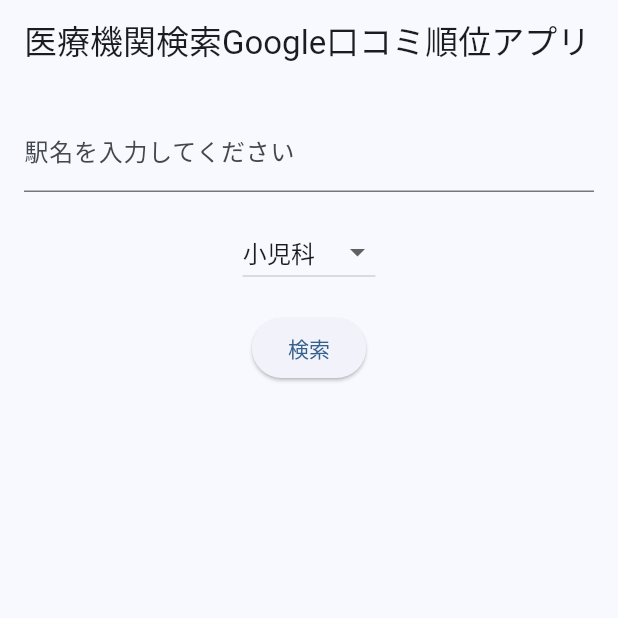
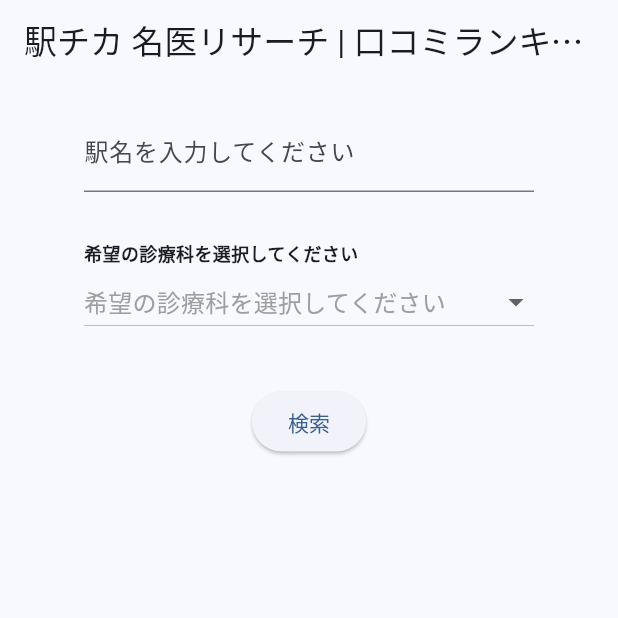
Before and after one commit to nyanyacyan/gm_reviews_search_doctor_app, a Flutter app: the screen it shows after launch, on a phone screen of 412 x 824 dp, the top half of it. Run offline on Flutter 3.47's test engine with Material 3 defaults, Android fonts, the light colour scheme and no system bars; our stand-ins replace flutter_dotenv.

Commit message:
入力欄の調整、ドロップダウンの調整

```diff
--- a/lib/main.dart
+++ b/lib/main.dart
@@ -74,7 +74,7 @@ class _SearchScreenState extends State<SearchScreen> {
   // 変数名は小文字から始めるのが一般的でキャメルケースで定義するのが一般的
   final TextEditingController _stationController = TextEditingController();
 
-  String _selectedType = '小児科';
+  String? _selectedType = null;
 
   // Mapは辞書データ dynamic型は全ての型を受け入れることができる
   // _placesは医療機関の情報を格納するための変数
@@ -183,43 +183,71 @@ class _SearchScreenState extends State<SearchScreen> {
         // childrenはColumnの子ウィジェットを指定するためのプロパティ
         child: Column(
           children: [
-            // TextFieldはテキスト入力フィールドを作成するウィジェッÏト
-            TextField(
+            // TextFieldはテキスト入力フィールドを作成するためのウィジェット
+            SizedBox(
+              width: 300, // 幅を調整
+              child: TextField(
                 controller: _stationController,
                 decoration: const InputDecoration(
                   labelText: AppStrings.searchHint,
                 ),
               ),
+            ),
 
             // 余白を作るためのウィジェット
-            const SizedBox(height: 16.0),
+            const SizedBox(height: 32.0),
+
+            Center(
+              child: SizedBox(
+                width: 300, // 幅を調整
+                child: Column(
+                  crossAxisAlignment: CrossAxisAlignment.start,
+                  children: [
+                    const Text(
+                      '希望の診療科を選択してください',
+                      style: TextStyle(fontSize: 12, fontWeight: FontWeight.bold),
+                    ),
 
                     // DropdownButtonはドロップダウンリストを作成するウィジェット
                     DropdownButton<String>(
                       value: _selectedType,
-              items:
-                  <String>[
+                      isExpanded: true,
+
+                      // hintはドロップダウンリストの初期表示を指定するためのプロパティ
+                      hint: const Text(
+                        AppStrings.dropDownSelectHint,
+                        style: TextStyle(color: Colors.grey),
+                      ),
+                      items: <String>[
                         '小児科',
                         '内科',
                         '耳鼻科',
                         '眼科',
                         '皮膚科',
                         '整形外科',
+                        '歯科',
                       ].map<DropdownMenuItem<String>>((String value) {
                         return DropdownMenuItem<String>(
                           value: value,
-                      child: Text(value),
+                          child: Center(child: Text(value)),
                         );
                       }).toList(),
+
+                      // hintはドロップダウンリストの初期表示を指定するためのプロパティ
                       onChanged: (String? newValue) {
                         setState(() {
                           _selectedType = newValue!;
-                });
-              },
+                        }); // _selectedTypeに選択された値を代入する
+                      }, // onChanged
+                    ), // DropdownButton
+                  ], // Column.children
                 ),
+              ),
+            ), // Center
+
 
             // 余白を作るためのウィジェット
-            const SizedBox(height: 16.0),
+            const SizedBox(height: 32.0),
 
             // ElevatedButtonは押せるボタンを作成するウィジェット
             // onPressedはボタンが押されたときの処理を指定するためのプロパティ
@@ -228,6 +256,9 @@ class _SearchScreenState extends State<SearchScreen> {
               onPressed: searchPlaces,
               child: const Text(AppStrings.searchButton),
             ),
+
+            // 余白を作るためのウィジェット
+            const SizedBox(height: 16.0),
 
             // スペースをできるだけ広く使ってくれるウィジェット→残ったスペースを使って行う
             // リストを表示させてスクロールできるようにするためのウィジェット
@@ -246,6 +277,8 @@ class _SearchScreenState extends State<SearchScreen> {
                       child: Row(
                         crossAxisAlignment: CrossAxisAlignment.start,
 
+                        // Rowは横にウィジェットを並べるためのウィジェット
+                        // childrenはRowの子ウィジェットを指定するためのプロパティ
                         children: [
                           // 画像を表示するウィジェット
                           if (place['photoUrl'] != null)
@@ -267,8 +300,10 @@ class _SearchScreenState extends State<SearchScreen> {
                               color: Colors.grey[300],
                             ),
 
+                          // 余白を作るためのウィジェット
                           const SizedBox(width: 8),
 
+                          // 画像の右側に病院名、住所、評価を表示するウィジェット
                           Expanded(
                             child: Column(
                               crossAxisAlignment: CrossAxisAlignment.start,
@@ -299,19 +334,19 @@ class _SearchScreenState extends State<SearchScreen> {
                                   '評価: ${place['rating']?.toString() ?? '評価なし'}(${place['user_ratings_total'] ?? 0}件)',
                                   style: const TextStyle(fontSize: 14),
                                 ),
-                              ],
+                              ], // Column.children
                             ),
                           ),
-                        ],
+                        ], //Row.children
                       ),
                     ),
                   );
-                },
+                }, // Child
               ),
             ),
-          ],
+          ], // Column.children
         ),
       ),
     );
+  } // build
 }
-}
--- a/lib/strings.dart
+++ b/lib/strings.dart
@@ -2,7 +2,8 @@
 
 class AppStrings {
   // static const →どこからでも呼び出せる定数
-  static const String appTitle = '医療機関検索Google口コミ順位アプリ';
+  static const String appTitle = '駅チカ 名医リサーチ | 口コミランキング';
   static const String searchHint = '駅名を入力してください';
+  static const String dropDownSelectHint = '希望の診療科を選択してください';
   static const String searchButton = '検索';
 }
```
Lines whose indentation alone changed are shown as unchanged.
